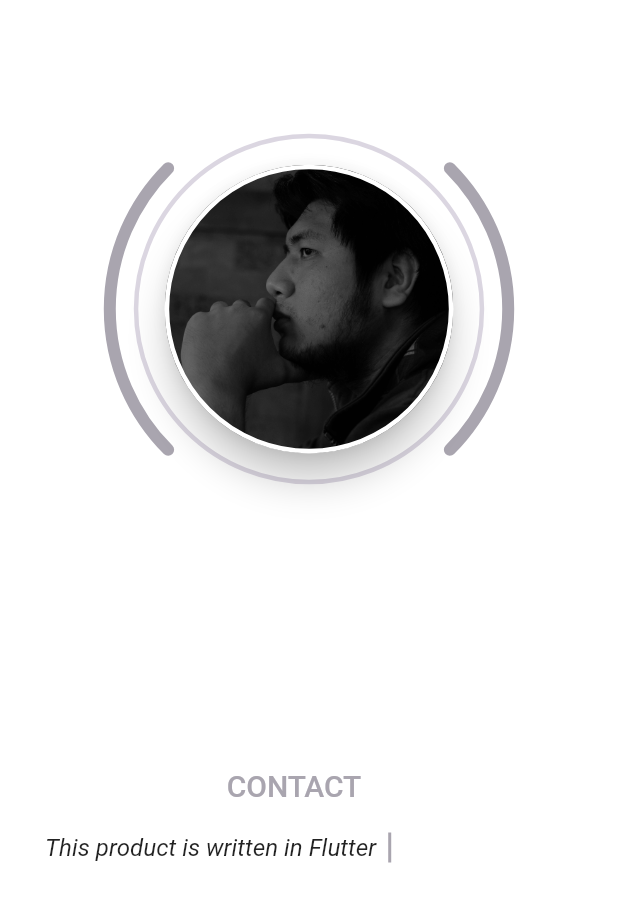
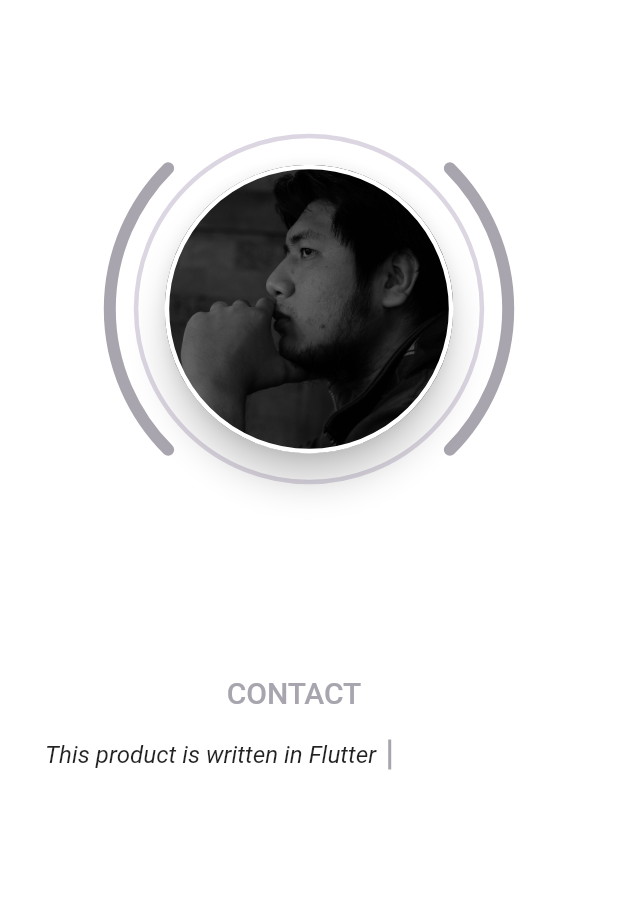
Before and after one commit to tgloc96/flutter_portfolio, a Flutter app: the HomePage widget shown alone on an empty page, opened directly with empty values, on a phone screen of 412 x 824 dp. Shown: the top 902 px of the screen. Run offline on Flutter 3.47's test engine with Material 2 defaults, Android fonts, the phone set to English and light mode, and no system bars; our stand-ins replace font_awesome_flutter, responsive_builder, rxdart; generated files the repository leaves out were written again; project files that could hold a hidden picture were left out.

Commit message:
fix spacer between avatar and information on mobile

```diff
--- a/lib/src/pages/home_page.dart
+++ b/lib/src/pages/home_page.dart
@@ -100,7 +100,7 @@ class _HomePageState extends State<HomePage> {
       child: Column(
         children: [
           _buildAvatar(),
-          const SizedBox(height: 50),
+          _buildSpacer(desktop: 50, mobile: 24, tablet: 24),
           _buildInformation(),
           _buildFooter(),
         ],
@@ -113,8 +113,8 @@ class _HomePageState extends State<HomePage> {
       var titleStyle = Theme.of(context).textTheme.headline1;
       var descriptionStyle = Theme.of(context).textTheme.headline5;
 
-      if(!sizingInfo.isDesktop){
-        titleStyle = Theme.of(context).textTheme.headline3;
+      if (!sizingInfo.isDesktop) {
+        titleStyle = Theme.of(context).textTheme.headline2;
         descriptionStyle = Theme.of(context).textTheme.headline6;
       }
 
@@ -130,20 +130,20 @@ class _HomePageState extends State<HomePage> {
                 _home.title,
                 style: titleStyle,
               ),
-            const SizedBox(height: 30),
+            _buildSpacer(),
             if (_home.subtitle?.isNotEmpty ?? false)
               Text(
                 _home.subtitle,
                 style: titleStyle,
               ),
-            const SizedBox(height: 30),
+            _buildSpacer(),
             if (_home.description?.isNotEmpty ?? false)
               Text(
                 _home.description,
                 style: descriptionStyle.copyWith(
-                      color: Theme.of(context).primaryColor,
-                      fontWeight: FontWeight.w500,
-                    ),
+                  color: Theme.of(context).primaryColor,
+                  fontWeight: FontWeight.w500,
+                ),
               ),
           ],
         ),
@@ -267,26 +267,6 @@ class _HomePageState extends State<HomePage> {
     );
   }
 
-//  Widget _buildButtonKnowMore() {
-//    return RaisedButton(
-//      color: Colors.white,
-//      onPressed: () {},
-//      shape: RoundedRectangleBorder(
-//        borderRadius: BorderRadius.circular(8),
-//        side: BorderSide(
-//          color: Theme.of(context).primaryColor,
-//          width: 4,
-//        ),
-//      ),
-//      child: Text(
-//        'KNOW MORE',
-//        style: TextStyle(
-//          color: Theme.of(context).primaryColor,
-//        ),
-//      ),
-//    );
-//  }
-
   Widget _buildAvatar() {
     return LayoutBuilder(builder: (context, constraints) {
       return AspectRatio(
@@ -376,6 +356,18 @@ class _HomePageState extends State<HomePage> {
       ],
     );
   }
+
+  Widget _buildSpacer({
+    double desktop = 30,
+    double mobile = 12,
+    double tablet = 12,
+  }) {
+    return ScreenTypeLayout(
+      desktop: SizedBox(height: desktop),
+      mobile: SizedBox(height: mobile),
+      tablet: SizedBox(height: tablet),
+    );
+  }
 }
 
 class SemiCirclePainter extends CustomPainter {
```
